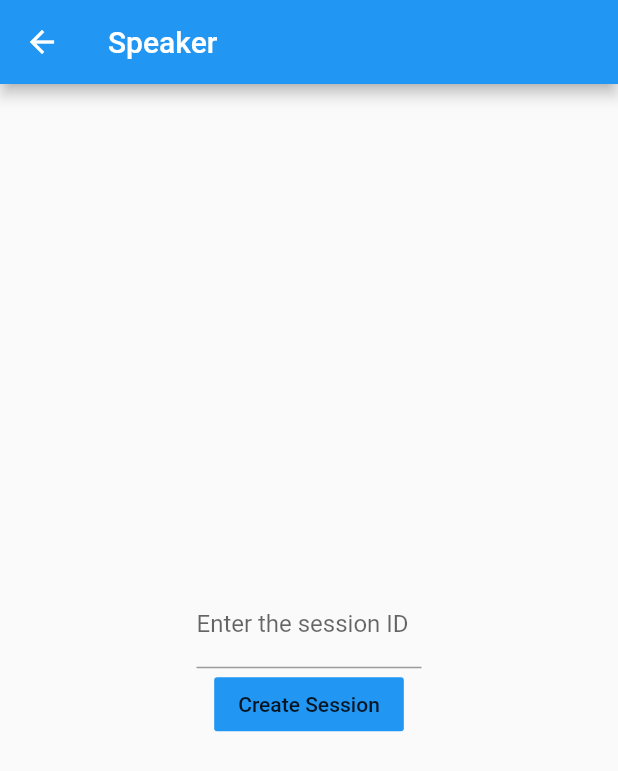
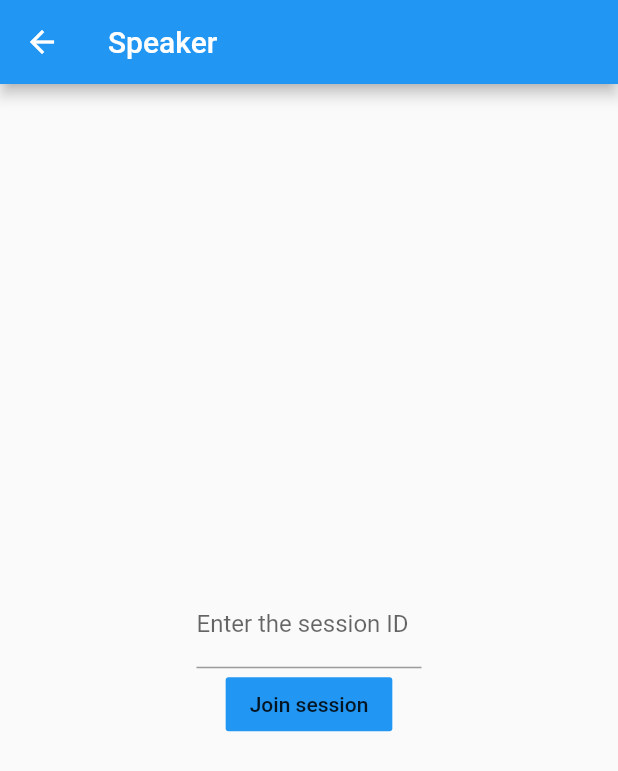
Before and after one commit to LuisMMMTS/open-cx-t2g4-bits-please, a Flutter app: the SpeakerPage screen opened directly, on a phone screen of 412 x 824 dp. Shown: the top 771 px of the screen. Run offline on Flutter 3.47's test engine with Material 2 defaults, Android fonts, the phone set to English and light mode, and no system bars; our stand-ins replace firebase_core, firebase_database, firebase_messaging, flutter_tts, speech_to_text; missing offline and left inert: split_view; accounts and stored records are empty; project files that could hold a hidden picture were left out.

Commit message:
Changed misleading button text "Create session" in speaker

```diff
--- a/src/lib/SpeakerPage.dart
+++ b/src/lib/SpeakerPage.dart
@@ -334,7 +334,7 @@ class _SpeakerPageState extends State<SpeakerPage> {
                         disabledTextColor: Colors.white,
                         disabledColor: Colors.white,
                         color: Colors.blue,
-                        child: Text("Create Session"),
+                        child: Text("Join session"),
                         onPressed: checkSession,
                       ),
                     ],
```
